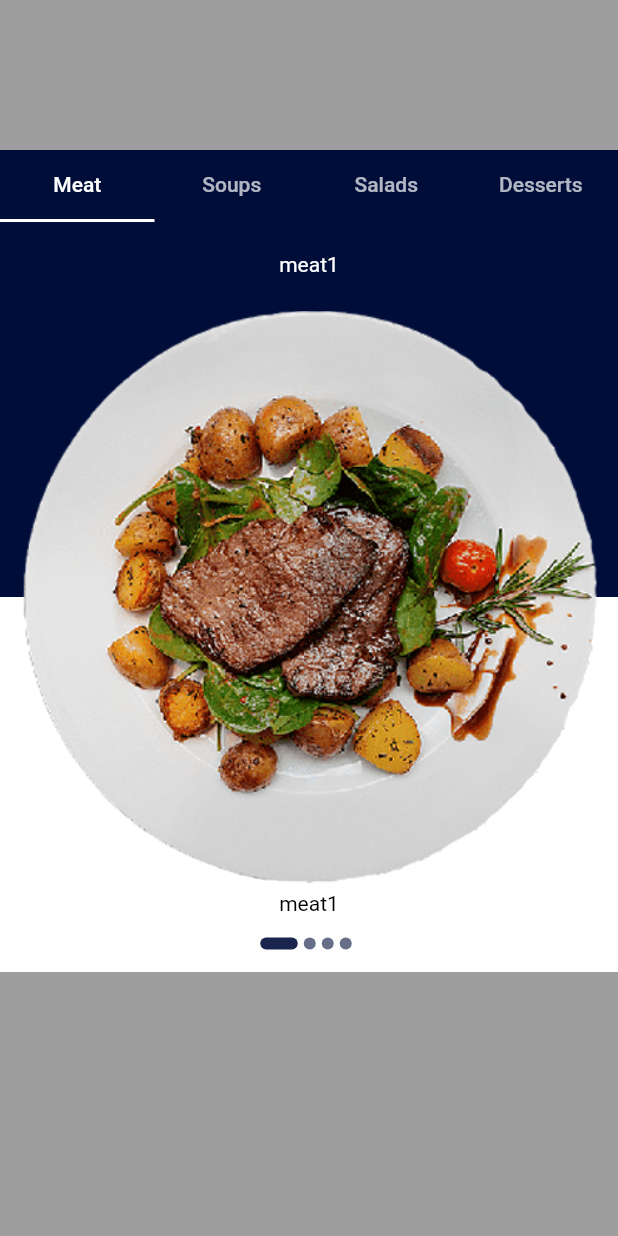
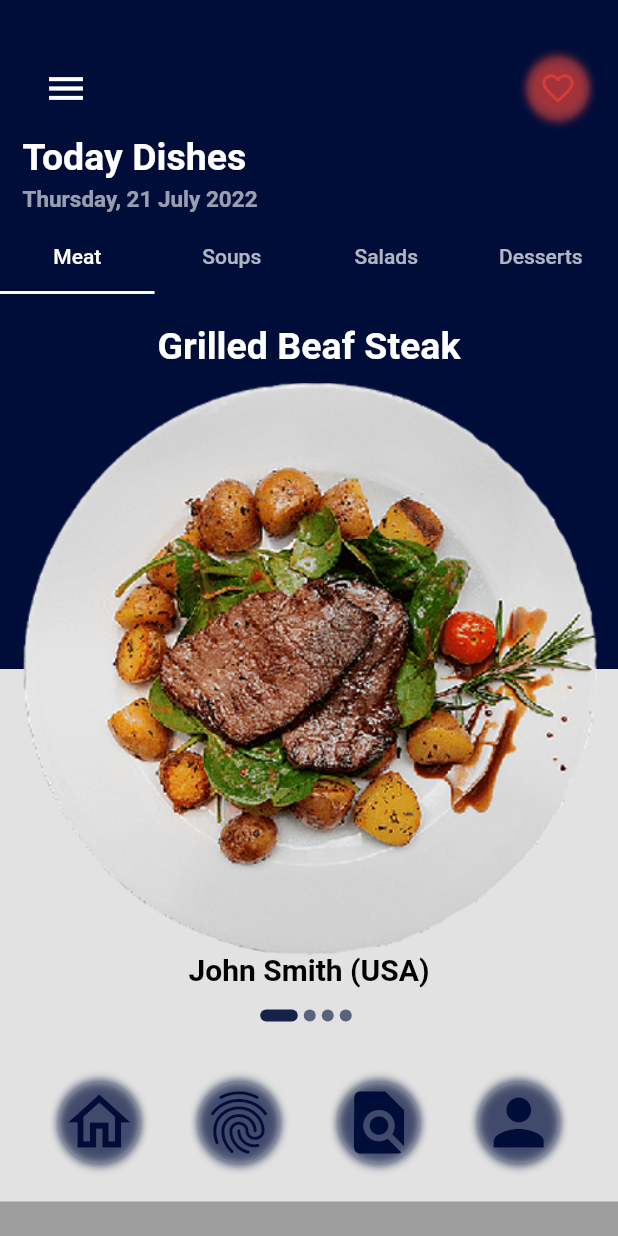
Before and after one commit to denissavishchev/BonAppetite, a Flutter app: the screen it shows after launch, on a phone screen of 412 x 824 dp. Run offline on Flutter 3.47's test engine with Material 2 defaults, Android fonts, the phone set to English and light mode, and no system bars; drawn by our look-alikes of flutter_neumorphic.

Commit message:
main_page_done

```diff
--- /dev/null
+++ b/lib/bottom_buttons.dart
@@ -0,0 +1,88 @@
+
+import 'package:flutter/material.dart';
+import 'package:flutter_neumorphic/flutter_neumorphic.dart';
+
+
+
+class Buttons extends StatefulWidget {
+  const Buttons({Key? key}) : super(key: key);
+
+  @override
+  ButtonsState createState() => ButtonsState();
+}
+
+class ButtonsState extends State<Buttons> {
+
+  NeumorphicStyle style = NeumorphicStyle(
+      shape: NeumorphicShape.flat,
+      boxShape: const NeumorphicBoxShape.circle(),
+      shadowDarkColor: const Color(0xff000d39).withOpacity(0.8),
+      shadowLightColor: const Color(0xff000d39).withOpacity(0.8),
+      lightSource: LightSource.bottom,
+      color: Colors.white10,
+  );
+
+  @override
+
+  Widget build(BuildContext context) {
+    return Container(
+        height: 70,
+        width: double.maxFinite,
+        child: Row(
+          mainAxisAlignment: MainAxisAlignment.spaceEvenly,
+          children: [
+            NeumorphicButton(
+              onPressed: () {
+                print('Click');
+              },
+              style: style,
+              padding: const EdgeInsets.all(2),
+              child: const Icon(
+                Icons.home_outlined,
+                size: 50,
+                color: Color(0xff000d39),
+              ),
+            ),
+
+            NeumorphicButton(
+              onPressed: () {
+                print('Click');
+              },
+              style: style,
+              padding: const EdgeInsets.all(2),
+              child: const Icon(
+                Icons.fingerprint,
+                size: 50,
+                color: Color(0xff000d39),
+              ),
+            ),
+
+            NeumorphicButton(
+              onPressed: () {
+                print('Click');
+              },
+              style: style,
+              padding: const EdgeInsets.all(2),
+              child: const Icon(
+                Icons.find_in_page,
+                size: 50,
+                color: Color(0xff000d39),
+              ),
+            ),
+
+            NeumorphicButton(
+              onPressed: () {
+                print('Click');
+              },
+              style: style,
+              padding: const EdgeInsets.all(2),
+              child: const Icon(
+                Icons.person,
+                size: 50,
+                color: Color(0xff000d39),
+              ),
+            ),
+          ],
+        ));
+  }
+}
--- a/lib/home_page.dart
+++ b/lib/home_page.dart
@@ -1,26 +1,56 @@
+import 'dart:async';
+import 'package:flutter_neumorphic/flutter_neumorphic.dart';
+import 'package:intl/intl.dart';
+// import 'package:bon_appetite/plate_widget.dart';
 import 'package:flutter/material.dart';
+import 'package:bon_appetite/bottom_buttons.dart';
 
 class MyHomePage extends StatefulWidget {
+  const MyHomePage({Key? key}) : super(key: key);
+
   @override
-  _MyHomePageState createState() => _MyHomePageState();
+  MyHomePageState createState() => MyHomePageState();
 }
 
-class _MyHomePageState extends State<MyHomePage> with TickerProviderStateMixin{
+class MyHomePageState extends State<MyHomePage> with TickerProviderStateMixin{
+  DateTime _dateTime = DateTime.now();
 
-  List imagesMeat = ['meat.png', 'meat.png', 'meat.png', 'meat.png',];
-  List imagesSoups = ['soup.png', 'soup.png', 'soup.png', 'soup.png',];
-  List imagesSalads = ['salad.png', 'salad.png', 'salad.png', 'salad.png',];
-  List imagesDesserts = ['dessert.png', 'dessert.png', 'dessert.png', 'dessert.png',];
+  void InitState() {
+    super.initState();
 
-  List namesMeat = ['meat1', 'meat2', 'meat3', 'meat4'];
-  List namesSoups = ['soup1', 'soup2', 'soup3', 'soup4'];
-  List namesSalads = ['salad1', 'salad2', 'salad3', 'salad4'];
-  List namesDesserts = ['dessert1', 'dessert2', 'dessert3', 'dessert4'];
+    Timer.periodic(const Duration(seconds: 1), (timer) {
+      if (_dateTime.second != DateTime.now().second) {
+        setState(() {
+          _dateTime = DateTime.now();
+        });
+      }
+    });
+  }
 
-  List autorMeat = ['meat1', 'meat2', 'meat3', 'meat4'];
-  List autorSoups = ['soup1', 'soup2', 'soup3', 'soup4'];
-  List autorSalads = ['salad1', 'salad2', 'salad3', 'salad4'];
-  List autorDesserts = ['dessert1', 'dessert2', 'dessert3', 'dessert4'];
+
+  List imagesMeat = ['meat1.png', 'meat2.png', 'meat3.png', 'meat4.png',];
+  List imagesSoups = ['soup1.png', 'soup2.png', 'soup3.png', 'soup4.png',];
+  List imagesSalads = ['salad1.png', 'salad2.png', 'salad3.png', 'salad4.png',];
+  List imagesDesserts = ['dessert1.png', 'dessert2.png', 'dessert3.png', 'dessert4.png',];
+
+  List namesMeat = ['Grilled Beaf Steak', 'Steak with Vegetables', 'Chicken with potatoes', 'Beaf with Asparagus'];
+  List namesSoups = ['Forest Mushrooms', 'Vege', 'Summer Pasta', 'Chicken'];
+  List namesSalads = ['Green', 'Morning Fresh', 'Hot Evening', 'Wake Up'];
+  List namesDesserts = ['Red Line', 'Green Dew', 'Purple Moon', 'New York CheeseCake'];
+
+  List autorMeat = ['John Smith (USA)', 'Sanjeev Kapoor (India)', 'Roberto Matro (Italy)', 'Fred Ostov (Brazil)'];
+  List autorSoups = ['Anna Barto (Norway)', 'Katoshi Agawa (Japan)', 'John Smith (USA)', 'Peter Red (Canada)'];
+  List autorSalads = ['Krim so Hug (Korea)', 'Gerar Gun(France)', 'Anna Barto (Norway)', 'Augusto Beer (Spain)'];
+  List autorDesserts = ['Julie Smolikova (France)', 'Otto Moon (Germany)', 'Roberto Matro (Italy)', 'Oliver Seeman (UK)'];
+
+  NeumorphicStyle style = NeumorphicStyle(
+      shape: NeumorphicShape.flat,
+      boxShape: const NeumorphicBoxShape.circle(),
+      shadowDarkColor: Colors.red.withOpacity(0.8),
+      shadowLightColor: Colors.red.withOpacity(0.8),
+      lightSource: LightSource.bottom,
+      color: const Color(0xff000d39).withOpacity(0.2)
+  );
 
   @override
   Widget build(BuildContext context) {
@@ -29,9 +59,62 @@ class _MyHomePageState extends State<MyHomePage> with TickerProviderStateMixin{
       backgroundColor: Colors.grey,
       body: Column(
         children: [
-          SizedBox(height: 100,),
+          Container(
+            color: const Color(0xff000d39),
+            padding: const EdgeInsets.only(top: 35, left: 20, bottom: 5),
+            child: Row(
+              children: [
+                IconButton(
+                  icon: const Icon(Icons.menu, size: 30, color: Colors.white,),
+                onPressed: (){},),
+                Expanded(child: Container()),
+                Container(
+                  margin: const EdgeInsets.only(right: 20),
+                  width: 40,
+                  height: 40,
+                  decoration: BoxDecoration(
+                    borderRadius: BorderRadius.circular(20),
+                    color: Colors.white.withOpacity(0.1)
+                  ),
+                  child: NeumorphicButton(
+                    onPressed: () {
+                      print('Click');
+                    },
+                    style: style,
+                    padding: const EdgeInsets.all(2),
+                    child: Icon(
+                      Icons.favorite_border,
+                      size: 25,
+                      color: Colors.red.withOpacity(0.6),
+                    ),
+                  ),
+                )
+              ],
+            ),
+          ),
+          Container(
+            height: 60,
+            width: double.maxFinite,
+            color: const Color(0xff000d39),
+            child: Padding(
+              padding: const EdgeInsets.only(left: 15),
+              child: Column(
+                crossAxisAlignment: CrossAxisAlignment.start,
+                children: [
+                  const SizedBox(height: 2,),
+                  const Text('Today Dishes', style: TextStyle(color: Colors.white,fontWeight: FontWeight.bold, fontSize: 25),),
+                  const SizedBox(height: 5,),
+                  Text(
+                    DateFormat('EEEE, d MMMM yyyy').format(DateTime.now()),
+                    style: const TextStyle(color: Colors.white60, fontWeight: FontWeight.bold, fontSize: 15
+                    ),
+                  ),
+                ],
+              ),
+            ),
+          ),
           ColoredBox(
-            color: Color(0xff000d39),
+            color: const Color(0xff000d39),
             child: TabBar(
               controller: _tabController,
               indicatorColor: Colors.white,
@@ -43,14 +126,13 @@ class _MyHomePageState extends State<MyHomePage> with TickerProviderStateMixin{
               ],
             ),
           ),
-          Container(
+          SizedBox(
             width: double.maxFinite,
             height: 500,
             child: TabBarView(
               controller: _tabController,
               children: [
-                Container(
-                  child: PageView.builder(
+                PageView.builder(
                     scrollDirection: Axis.horizontal,
                     itemCount: imagesMeat.length,
                     itemBuilder: (_, index){
@@ -61,7 +143,7 @@ class _MyHomePageState extends State<MyHomePage> with TickerProviderStateMixin{
                               startAngle: 3.1,
                               endAngle: 3.2,
                               colors: [
-                                  Colors.white,
+                                Colors.white70,
                                 Color(0xff000d39),
                               ],
                             ),
@@ -78,12 +160,15 @@ class _MyHomePageState extends State<MyHomePage> with TickerProviderStateMixin{
 
                             Padding(
                               padding: const EdgeInsets.only(top: 20),
-                                child: Text(namesMeat[index], style: TextStyle(color: Colors.white), ),
+                              child: Text(namesMeat[index],
+                                style: const TextStyle(
+                                    color: Colors.white,
+                                    fontWeight: FontWeight.bold, fontSize: 25),  ),
                             ),
                             Column(
                               children: [
-                                  Text(autorMeat[index], style: TextStyle(color: Colors.black),),
-                                  SizedBox(height: 15,),
+                                Text(autorMeat[index], style: const TextStyle(color: Colors.black,fontWeight: FontWeight.bold, fontSize: 20),),
+                                const SizedBox(height: 15,),
                                 Row(
                                   crossAxisAlignment: CrossAxisAlignment.end,
                                   mainAxisAlignment: MainAxisAlignment.center,
@@ -91,12 +176,12 @@ class _MyHomePageState extends State<MyHomePage> with TickerProviderStateMixin{
                                   List.generate(4, (indexDots) {
                                     return  Container(
 
-                                        margin: EdgeInsets.only(bottom: 15, right: 4),
+                                      margin: const EdgeInsets.only(bottom: 15, right: 4),
                                       width: index == indexDots ? 25 : 8,
                                       height: 8,
                                       decoration: BoxDecoration(
                                           borderRadius: BorderRadius.circular(8),
-                                            color: index == indexDots ? Color(0xff000d39).withOpacity(0.9) : Color(0xff000d39).withOpacity(0.6)
+                                          color: index == indexDots ? const Color(0xff000d39).withOpacity(0.9) : const Color(0xff000d39).withOpacity(0.6)
                                       ),
                                     );
                                   }),
@@ -108,9 +193,7 @@ class _MyHomePageState extends State<MyHomePage> with TickerProviderStateMixin{
                         ),
                       );
                     }),
-                ),
-                Container(
-                  child: PageView.builder(
+                PageView.builder(
                     scrollDirection: Axis.horizontal,
                     itemCount: imagesSoups.length,
                     itemBuilder: (_, index){
@@ -121,7 +204,7 @@ class _MyHomePageState extends State<MyHomePage> with TickerProviderStateMixin{
                               startAngle: 3.1,
                               endAngle: 3.2,
                               colors: [
-                                  Colors.white,
+                                Colors.white70,
                                 Color(0xff000d39),],
                             ),
                             image: DecorationImage(
@@ -137,12 +220,12 @@ class _MyHomePageState extends State<MyHomePage> with TickerProviderStateMixin{
 
                             Padding(
                               padding: const EdgeInsets.only(top: 20),
-                                child: Text(namesSoups[index], style: TextStyle(color: Colors.white), ),
+                              child: Text(namesSoups[index], style: const TextStyle(color: Colors.white,fontWeight: FontWeight.bold, fontSize: 25), ),
                             ),
                             Column(
                               children: [
-                                  Text(autorSoups[index], style: TextStyle(color: Colors.black),),
-                                  SizedBox(height: 15,),
+                                Text(autorSoups[index], style: const TextStyle(color: Colors.black, fontWeight: FontWeight.bold, fontSize: 20),),
+                                const SizedBox(height: 15,),
                                 Row(
                                   crossAxisAlignment: CrossAxisAlignment.end,
                                   mainAxisAlignment: MainAxisAlignment.center,
@@ -150,12 +233,12 @@ class _MyHomePageState extends State<MyHomePage> with TickerProviderStateMixin{
                                   List.generate(4, (indexDots) {
                                     return  Container(
 
-                                        margin: EdgeInsets.only(bottom: 15, right: 4),
+                                      margin: const EdgeInsets.only(bottom: 15, right: 4),
                                       width: index == indexDots ? 25 : 8,
                                       height: 8,
                                       decoration: BoxDecoration(
                                           borderRadius: BorderRadius.circular(8),
-                                            color: index == indexDots ? Color(0xff000d39).withOpacity(0.9) : Color(0xff000d39).withOpacity(0.6)
+                                          color: index == indexDots ? const Color(0xff000d39).withOpacity(0.9) : const Color(0xff000d39).withOpacity(0.6)
                                       ),
                                     );
                                   }),
@@ -167,9 +250,7 @@ class _MyHomePageState extends State<MyHomePage> with TickerProviderStateMixin{
                         ),
                       );
                     }),
-                ),
-                Container(
-                  child: PageView.builder(
+                PageView.builder(
                     scrollDirection: Axis.horizontal,
                     itemCount: imagesSalads.length,
                     itemBuilder: (_, index){
@@ -180,7 +261,7 @@ class _MyHomePageState extends State<MyHomePage> with TickerProviderStateMixin{
                               startAngle: 3.1,
                               endAngle: 3.2,
                               colors: [
-                                  Colors.white,
+                                Colors.white70,
                                 Color(0xff000d39),],
                             ),
                             image: DecorationImage(
@@ -196,12 +277,12 @@ class _MyHomePageState extends State<MyHomePage> with TickerProviderStateMixin{
 
                             Padding(
                               padding: const EdgeInsets.only(top: 20),
-                                child: Text(namesSalads[index], style: TextStyle(color: Colors.white), ),
+                              child: Text(namesSalads[index], style: const TextStyle(color: Colors.white, fontWeight: FontWeight.bold, fontSize: 25), ),
                             ),
                             Column(
                               children: [
-                                  Text(autorSalads[index], style: TextStyle(color: Colors.black),),
-                                  SizedBox(height: 15,),
+                                Text(autorSalads[index], style: const TextStyle(color: Colors.black, fontWeight: FontWeight.bold, fontSize: 20),),
+                                const SizedBox(height: 15,),
                                 Row(
                                   crossAxisAlignment: CrossAxisAlignment.end,
                                   mainAxisAlignment: MainAxisAlignment.center,
@@ -209,12 +290,12 @@ class _MyHomePageState extends State<MyHomePage> with TickerProviderStateMixin{
                                   List.generate(4, (indexDots) {
                                     return  Container(
 
-                                        margin: EdgeInsets.only(bottom: 15, right: 4),
+                                      margin: const EdgeInsets.only(bottom: 15, right: 4),
                                       width: index == indexDots ? 25 : 8,
                                       height: 8,
                                       decoration: BoxDecoration(
                                           borderRadius: BorderRadius.circular(8),
-                                            color: index == indexDots ? Color(0xff000d39).withOpacity(0.9) : Color(0xff000d39).withOpacity(0.6)
+                                          color: index == indexDots ? const Color(0xff000d39).withOpacity(0.9) : const Color(0xff000d39).withOpacity(0.6)
                                       ),
                                     );
                                   }),
@@ -226,9 +307,7 @@ class _MyHomePageState extends State<MyHomePage> with TickerProviderStateMixin{
                         ),
                       );
                     }),
-                ),
-                Container(
-                  child: PageView.builder(
+                PageView.builder(
                     scrollDirection: Axis.horizontal,
                     itemCount: imagesDesserts.length,
                     itemBuilder: (_, index){
@@ -239,7 +318,7 @@ class _MyHomePageState extends State<MyHomePage> with TickerProviderStateMixin{
                               startAngle: 3.1,
                               endAngle: 3.2,
                               colors: [
-                                  Colors.white,
+                                Colors.white70,
                                 Color(0xff000d39),],
                             ),
                             image: DecorationImage(
@@ -255,12 +334,12 @@ class _MyHomePageState extends State<MyHomePage> with TickerProviderStateMixin{
 
                             Padding(
                               padding: const EdgeInsets.only(top: 20),
-                                child: Text(namesDesserts[index], style: TextStyle(color: Colors.white), ),
+                              child: Text(namesDesserts[index], style: const TextStyle(color: Colors.white, fontWeight: FontWeight.bold, fontSize: 25), ),
                             ),
                             Column(
                               children: [
-                                  Text(autorDesserts[index], style: TextStyle(color: Colors.black),),
-                                  SizedBox(height: 15,),
+                                Text(autorDesserts[index], style: const TextStyle(color: Colors.black, fontWeight: FontWeight.bold, fontSize: 20),),
+                                const SizedBox(height: 15,),
                                 Row(
                                   crossAxisAlignment: CrossAxisAlignment.end,
                                   mainAxisAlignment: MainAxisAlignment.center,
@@ -268,12 +347,12 @@ class _MyHomePageState extends State<MyHomePage> with TickerProviderStateMixin{
                                   List.generate(4, (indexDots) {
                                     return  Container(
 
-                                        margin: EdgeInsets.only(bottom: 15, right: 4),
+                                      margin: const EdgeInsets.only(bottom: 15, right: 4),
                                       width: index == indexDots ? 25 : 8,
                                       height: 8,
                                       decoration: BoxDecoration(
                                           borderRadius: BorderRadius.circular(8),
-                                            color: index == indexDots ? Color(0xff000d39).withOpacity(0.9) : Color(0xff000d39).withOpacity(0.6)
+                                          color: index == indexDots ? const Color(0xff000d39).withOpacity(0.9) : const Color(0xff000d39).withOpacity(0.6)
                                       ),
                                     );
                                   }),
@@ -285,9 +364,14 @@ class _MyHomePageState extends State<MyHomePage> with TickerProviderStateMixin{
                         ),
                       );
                     }),
-                ),
               ],
             ),
+          ),
+          Container(
+            color: Colors.white70,
+            width: double.maxFinite,
+            height: 105,
+            child: const Buttons(),
           ),
         ],
       ),
--- a/pubspec.yaml
+++ b/pubspec.yaml
@@ -34,6 +34,9 @@ dependencies:
   # The following adds the Cupertino Icons font to your application.
   # Use with the CupertinoIcons class for iOS style icons.
   cupertino_icons: ^1.0.2
+  intl: ^0.17.0
+  flutter_inset_box_shadow: ^1.0.8
+  flutter_neumorphic: ^3.2.0
 
 dev_dependencies:
   flutter_test:
```
Also changed, not shown: lib/plate_widget.dart (added, +96 -0 lines), assets/images/dessert1.png (renamed from assets/images/dessert.png), assets/images/dessert2.png (added), assets/images/dessert3.png (added), assets/images/dessert4.png (added), assets/images/meat1.png (renamed from assets/images/meat.png), assets/images/meat2.png (added), assets/images/meat3.png (added), assets/images/meat4.png (added), assets/images/salad1.png (renamed from assets/images/salad.png), assets/images/salad2.png (added), assets/images/salad3.png (added), assets/images/salad4.png (added), assets/images/soup1.png (renamed from assets/images/soup.png), 4 more files. Lines whose indentation alone changed are shown as unchanged.
